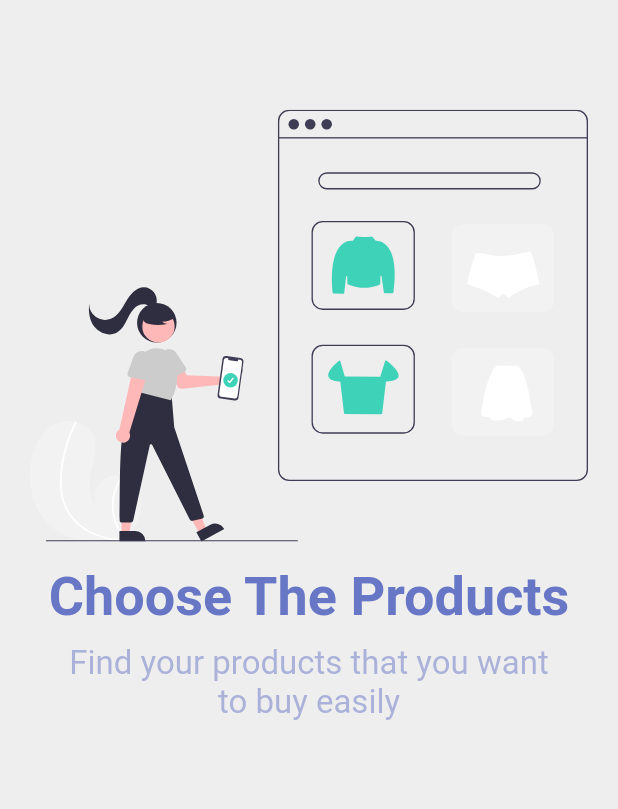
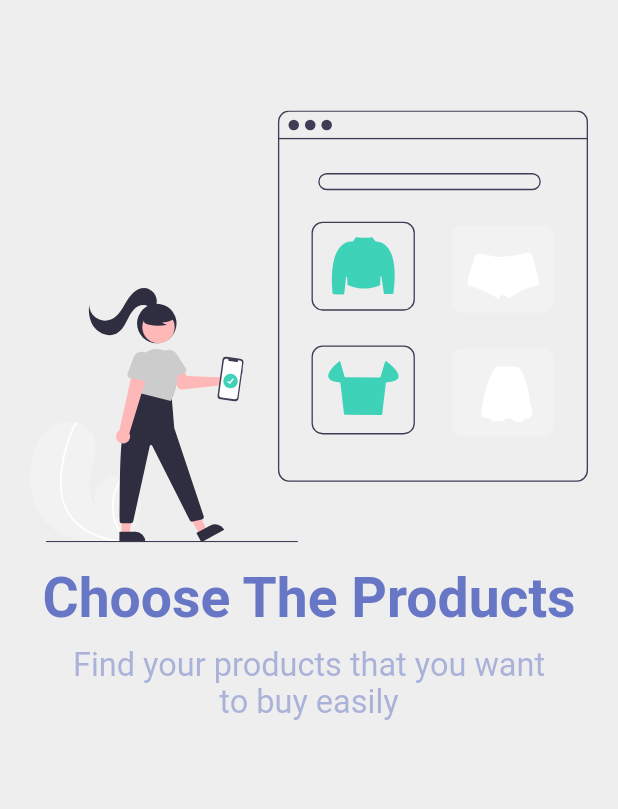
Before and after one commit to alaa747474/e-commerce, a Flutter app: the screen it shows after launch, on a phone screen of 412 x 824 dp. Shown: the part 145-954 px from the top of the screen. Run offline on Flutter 3.47's test engine with Material 2 defaults, Android fonts, the light colour scheme and no system bars; drawn by our look-alikes of smooth_page_indicator; our stand-ins replace bloc, dio, equatable, flutter_bloc, flutter_rating_bar, flutter_screenutil and 4 more; accounts and stored records are empty.

Commit message:
ecommerce app

```diff
--- a/lib/core/utils/theme.dart
+++ b/lib/core/utils/theme.dart
@@ -1,4 +1,5 @@
 import 'package:flutter/material.dart';
+import 'package:flutter_screenutil/flutter_screenutil.dart';
 
 ThemeData theme() {
   return ThemeData(
@@ -12,45 +13,45 @@ ThemeData theme() {
 }
 
 TextTheme textTheme() {
-  return const TextTheme(
+  return  TextTheme(
     headline1: TextStyle(
       color: Colors.black,
       fontWeight: FontWeight.bold,
-      fontSize: 36,
+      fontSize: 34.sp,
     ),
     headline2: TextStyle(
       color: Colors.black,
       fontWeight: FontWeight.bold,
-      fontSize: 22,
+      fontSize: 20.sp,
     ),
     headline3: TextStyle(
       color: Colors.black,
       fontWeight: FontWeight.bold,
-      fontSize: 18,
+      fontSize: 18.sp,
     ),
     headline4: TextStyle(
       color: Colors.black,
-      fontSize: 16,
+      fontSize: 16.sp,
     ),
     headline5: TextStyle(
       color: Colors.black,
-      fontSize: 14,
+      fontSize: 12.sp,
     ),
     headline6: TextStyle(
       color: Colors.black,
       fontWeight: FontWeight.normal,
-      fontSize: 14,
+      fontSize: 12.sp,
     ),
     bodyText1: TextStyle(
       color: Colors.black,
       fontWeight: FontWeight.normal,
-      height: 1.75,
-      fontSize: 12,
+      height: 1.75.h,
+      fontSize: 12.sp,
     ),
     bodyText2: TextStyle(
       color: Colors.black,
       fontWeight: FontWeight.normal,
-      fontSize: 10,
+      fontSize: 10.sp,
     ),
   );
 }
--- a/lib/features/cart/presentation/widgets/custom_icon.dart
+++ b/lib/features/cart/presentation/widgets/custom_icon.dart
@@ -1,4 +1,5 @@
 import 'package:flutter/material.dart';
+import 'package:flutter_screenutil/flutter_screenutil.dart';
 
 class CustomIcon extends StatelessWidget {
   const CustomIcon({super.key, required this.icon, required this.onPressed});
@@ -9,7 +10,7 @@ class CustomIcon extends StatelessWidget {
     return InkWell(
       onTap: onPressed,
       child: Container(
-        width: 30,height: 30,
+        width: 30.w,height: 30.h,
         decoration: BoxDecoration(
           color: Theme.of(context).primaryColor,
           borderRadius: BorderRadius.circular(10)
--- a/lib/features/cart/presentation/widgets/total_container.dart
+++ b/lib/features/cart/presentation/widgets/total_container.dart
@@ -1,6 +1,7 @@
 import 'package:e_commerce_app/core/widgets/loading_indicator.dart';
 import 'package:flutter/material.dart';
 import 'package:flutter_bloc/flutter_bloc.dart';
+import 'package:flutter_screenutil/flutter_screenutil.dart';
 import '../../../auth/auth.dart';
 import '../../cart.dart';
 
@@ -16,7 +17,7 @@ class TotalContainer extends StatelessWidget {
           return state.cart.total == 0
               ? const SizedBox()
               : Container(
-                  height: 150,
+                  height: 100.h,
                   width: double.infinity,
                   decoration: BoxDecoration(
                     color: Theme.of(context).backgroundColor,
--- a/lib/features/products/presentation/widgets/add_to_cart_button.dart
+++ b/lib/features/products/presentation/widgets/add_to_cart_button.dart
@@ -1,5 +1,6 @@
 
 import 'package:flutter/material.dart';
+import 'package:flutter_screenutil/flutter_screenutil.dart';
 
 class AddToCartButton extends StatelessWidget {
   const AddToCartButton({
@@ -13,10 +14,10 @@ class AddToCartButton extends StatelessWidget {
   Widget build(BuildContext context) {
     return MaterialButton(
       shape: RoundedRectangleBorder(
-        borderRadius: BorderRadius.circular(15)
+        borderRadius: BorderRadius.circular(10.h)
       ),
       elevation: 0,
-      height: 50,
+      height: 40.h,
         minWidth: width,
         onPressed: onPressed,
         color: Theme.of(context).primaryColor,
--- a/lib/features/search/presentation/screens/search_screen.dart
+++ b/lib/features/search/presentation/screens/search_screen.dart
@@ -1,7 +1,7 @@
 import 'package:e_commerce_app/core/widgets/empty_data_widget.dart';
 import 'package:flutter/material.dart';
 import 'package:flutter_bloc/flutter_bloc.dart';
-
+import 'package:flutter_screenutil/flutter_screenutil.dart';
 import '../../../auth/auth.dart';
 import '../../../products/products.dart';
 import '../../search.dart';
@@ -27,7 +27,7 @@ class _SearchScreenState extends State<SearchScreen> {
   Widget build(BuildContext context) {
     return Scaffold(
       body: Padding(
-        padding: const EdgeInsets.only(top: 60, right: 20, left: 20),
+        padding:  EdgeInsets.only(top: 45.h, right: 15.w, left: 15.w),
         child: Column(
           children: [
             Row(
@@ -35,7 +35,7 @@ class _SearchScreenState extends State<SearchScreen> {
                 InkWell(
                     onTap: () => Navigator.pop(context),
                     child: Padding(
-                      padding: const EdgeInsets.only(right: 10),
+                      padding:  EdgeInsets.only(right: 8.w),
                       child: Icon(
                         Icons.arrow_back,
                         color: Theme.of(context).hintColor,
--- a/lib/main.dart
+++ b/lib/main.dart
@@ -4,6 +4,7 @@ import 'package:e_commerce_app/core/utils/theme.dart';
 import 'package:e_commerce_app/features/search/cubit/search_cubit.dart';
 import 'package:flutter/material.dart';
 import 'package:flutter_bloc/flutter_bloc.dart';
+import 'package:flutter_screenutil/flutter_screenutil.dart';
 import 'package:hive_flutter/adapters.dart';
 import 'features/auth/auth.dart';
 import 'features/cart/cart.dart';
@@ -39,12 +40,18 @@ class MyApp extends StatelessWidget {
         BlocProvider(create: (context) => SearchCubit(),
         ),
       ],
-      child: MaterialApp(
-      onGenerateRoute: AppRouer.generateRoute,
-      theme: theme(),
-      debugShowCheckedModeBanner: false,
-      home: showHome?const LoginScreen():const OnboardingScreen(),
-    )
+      child: ScreenUtilInit(
+        designSize:const Size(380, 690) ,
+        splitScreenMode:true,
+        minTextAdapt: true,
+        builder: (BuildContext context, Widget? child) {
+        return  MaterialApp(
+        onGenerateRoute: AppRouer.generateRoute,
+        theme: theme(),
+        debugShowCheckedModeBanner: false,
+        home: showHome?const ProductsScreen(userName: 'userName'):const OnboardingScreen(),
+          );}
+      )
     );
   }
 }
--- a/pubspec.yaml
+++ b/pubspec.yaml
@@ -47,6 +47,7 @@ dependencies:
   flutter_rating_bar: ^4.0.1
   dartz: ^0.10.1
   get_it: ^7.2.0
+  flutter_screenutil: ^5.6.1
 
 
 dev_dependencies:
```
Also changed, not shown: lib/features/cart/presentation/screens/cart_screen.dart (+32 -15 lines), lib/features/cart/presentation/widgets/cart_product_card.dart (+4 -4 lines), lib/features/products/presentation/screens/product_details_screen.dart (+7 -6 lines), lib/features/products/presentation/screens/product_screen.dart (+14 -11 lines), lib/features/products/presentation/widgets/bottom_sheet_container.dart (+6 -5 lines), lib/features/products/presentation/widgets/category_widget.dart (+4 -3 lines), lib/features/products/presentation/widgets/product_card.dart (+14 -40 lines), pubspec.lock.
